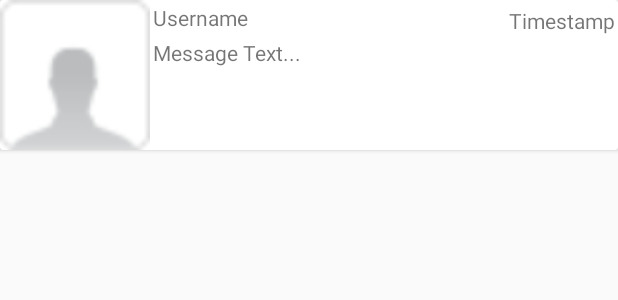
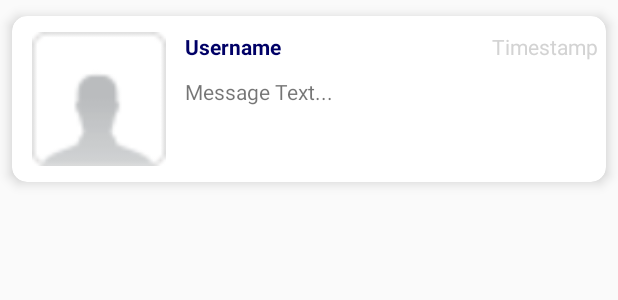
Before and after one commit to sona3184/Samples, an Android app: the layout card_app_new_message.xml on its own in the app's theme, with its tools: preview values and no code run, on a phone screen of 412 x 824 dp. Shown: the top 300 px of the screen. Run offline under Robolectric (Android 15) with nearby library versions, the phone set to English and light mode, and no system bars.

Commit message:
Cleaned UI

```diff
--- a/RxJavaSample/app/src/main/res/layout/activity_app_net_stream.xml
+++ b/RxJavaSample/app/src/main/res/layout/activity_app_net_stream.xml
@@ -1,6 +1,5 @@
 <?xml version="1.0" encoding="utf-8"?>
 <android.support.constraint.ConstraintLayout xmlns:android="http://schemas.android.com/apk/res/android"
-    xmlns:app="http://schemas.android.com/apk/res-auto"
     xmlns:tools="http://schemas.android.com/tools"
     android:id="@+id/activity_app_net_stream"
     android:layout_width="match_parent"
--- a/RxJavaSample/app/src/main/res/layout/card_app_new_message.xml
+++ b/RxJavaSample/app/src/main/res/layout/card_app_new_message.xml
@@ -1,16 +1,26 @@
 <?xml version="1.0" encoding="utf-8"?>
 <android.support.v7.widget.CardView xmlns:android="http://schemas.android.com/apk/res/android"
+    xmlns:card_view="http://schemas.android.com/apk/res-auto"
     android:layout_width="match_parent"
-    android:layout_height="wrap_content">
+    android:layout_height="wrap_content"
+    card_view:cardBackgroundColor="@android:color/white"
+    card_view:cardCornerRadius="@dimen/card_corner_radius_sp"
+    card_view:cardElevation="@dimen/card_elevation_sp"
+    card_view:cardUseCompatPadding="true">
 
     <RelativeLayout
         android:layout_width="match_parent"
-        android:layout_height="wrap_content">
+        android:layout_height="wrap_content"
+        android:clipToPadding="false"
+        android:padding="@dimen/card_view_interal_padding">
 
         <ImageView
             android:id="@+id/ivUserAvatar"
             android:layout_width="@dimen/avatar_image_width"
             android:layout_height="@dimen/avatar_image_height"
+            android:paddingBottom="@dimen/avatar_image_padding_bottom"
+            android:paddingLeft="@dimen/avatar_image_padding_left"
+            android:paddingTop="@dimen/avatar_image_padding_top"
             android:src="@drawable/avatar_blank" />
 
         <TextView
@@ -18,8 +28,13 @@
             android:layout_width="wrap_content"
             android:layout_height="wrap_content"
             android:layout_toRightOf="@+id/ivUserAvatar"
-            android:padding="@dimen/text_view_padding"
-            android:text="Username" />
+            android:paddingBottom="@dimen/textview_padding_bottom_top"
+            android:paddingLeft="@dimen/textview_padding_left"
+            android:paddingTop="@dimen/textview_padding_bottom_top"
+            android:text="Username"
+            android:textStyle="bold"
+            android:textColor="@color/username_text_color"
+            />
 
         <TextView
             android:id="@+id/tvMessageText"
@@ -27,17 +42,22 @@
             android:layout_height="wrap_content"
             android:layout_below="@+id/tvUsername"
             android:layout_toRightOf="@+id/ivUserAvatar"
-            android:padding="@dimen/text_view_padding"
+            android:paddingBottom="@dimen/textview_padding_bottom_top"
+            android:paddingLeft="@dimen/textview_padding_left"
+            android:paddingTop="@dimen/textview_padding_bottom_top"
             android:text="Message Text..." />
 
         <TextView
             android:id="@+id/tvTimestamp"
             android:layout_width="wrap_content"
             android:layout_height="wrap_content"
-            android:layout_above="@+id/tvMessageText"
+            android:paddingBottom="@dimen/textview_padding_bottom_top"
+            android:paddingLeft="@dimen/textview_padding_left"
+            android:paddingTop="@dimen/textview_padding_bottom_top"
+            android:text="Timestamp"
+            android:layout_alignParentTop="true"
             android:layout_alignParentEnd="true"
-            android:layout_marginEnd="@dimen/timestamp_margin"
-            android:text="Timestamp" />
+            android:textColor="@color/timestamp_text_color"/>
 
     </RelativeLayout>
 </android.support.v7.widget.CardView>
--- a/RxJavaSample/app/src/main/res/values/colors.xml
+++ b/RxJavaSample/app/src/main/res/values/colors.xml
@@ -3,4 +3,6 @@
     <color name="colorPrimary">#3F51B5</color>
     <color name="colorPrimaryDark">#303F9F</color>
     <color name="colorAccent">#FF4081</color>
+    <color name="username_text_color">#000066</color>
+    <color name="timestamp_text_color">#d3d3d3</color>
 </resources>
--- a/RxJavaSample/app/src/main/res/values/dimens.xml
+++ b/RxJavaSample/app/src/main/res/values/dimens.xml
@@ -2,8 +2,15 @@
     <!-- Default screen margins, per the Android Design guidelines. -->
     <dimen name="activity_horizontal_margin">16dp</dimen>
     <dimen name="activity_vertical_margin">16dp</dimen>
-    <dimen name="text_view_padding">2dp</dimen>
-    <dimen name="timestamp_margin">2dp</dimen>
+    <dimen name="text_view_padding">5dp</dimen>
     <dimen name="avatar_image_width">100dp</dimen>
     <dimen name="avatar_image_height">100dp</dimen>
+    <dimen name="card_view_interal_padding">5dp</dimen>
+    <dimen name="card_corner_radius_sp">10sp</dimen>
+    <dimen name="card_elevation_sp">5sp</dimen>
+    <dimen name="avatar_image_padding_bottom">5dp</dimen>
+    <dimen name="avatar_image_padding_left">5dp</dimen>
+    <dimen name="avatar_image_padding_top">5dp</dimen>
+    <dimen name="textview_padding_bottom_top">5dp</dimen>
+    <dimen name="textview_padding_left">10dp</dimen>
 </resources>
```
